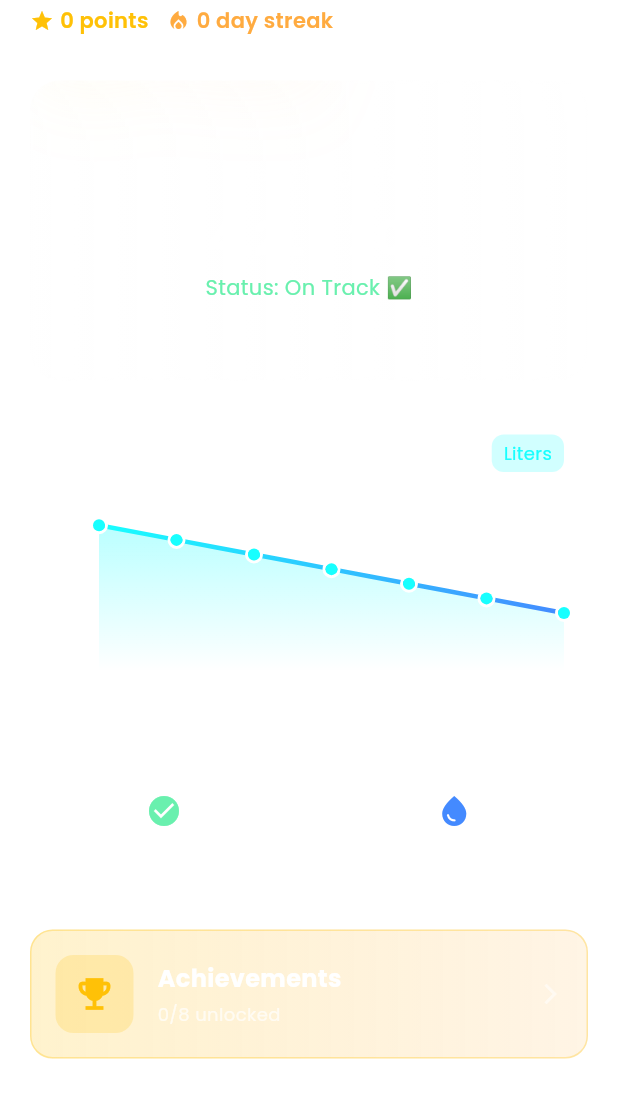
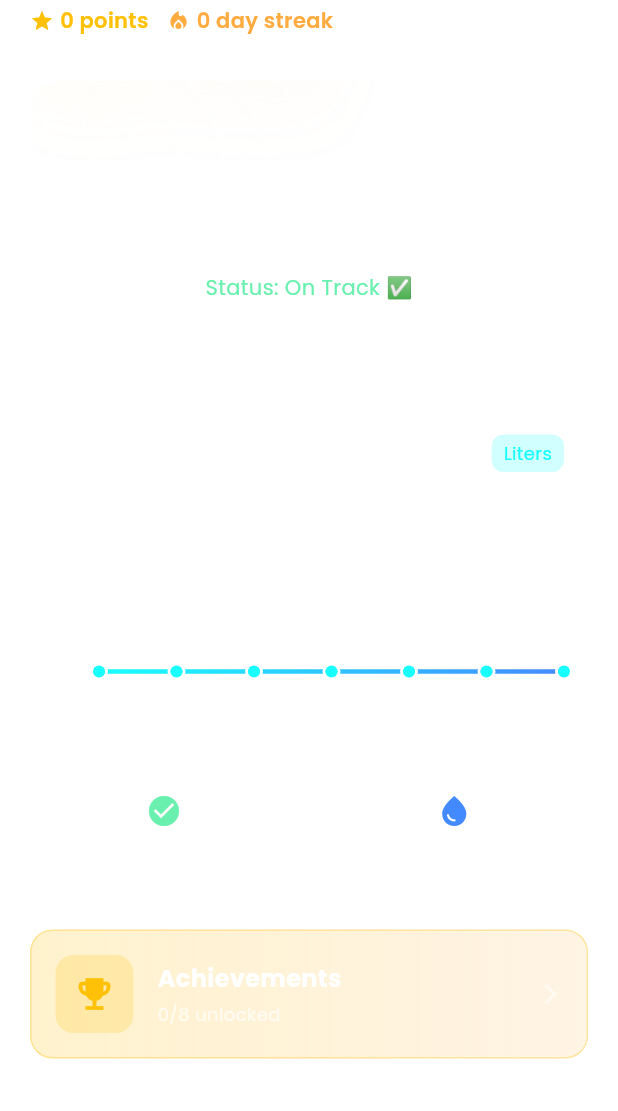
Before and after one commit to nouhailaaziki/HydroSmart, a Flutter app: the HydrosmartDashboard screen opened directly, on a phone screen of 412 x 824 dp, the part 125-1236 px from its top. Run offline on Flutter 3.47's test engine with Material 3 defaults, Android fonts, the phone set to English and light mode, and no system bars; drawn by our look-alikes of fl_chart, glassmorphism; our stand-ins replace flutter_dotenv, flutter_local_notifications, flutter_markdown, google_fonts, hive, hive_flutter and 1 more; accounts and stored records are empty.

Commit message:
Fix critical UI overflow, async errors, theming, localization, and data calculation issues

```diff
--- a/lib/dashboard_screen.dart
+++ b/lib/dashboard_screen.dart
@@ -5,6 +5,7 @@ import 'package:fl_chart/fl_chart.dart';
 import 'package:provider/provider.dart';
 import 'providers/water_provider.dart';
 import 'providers/auth_provider.dart';
+import 'models/challenge_model.dart';
 import 'screens/achievements_screen.dart';
 
 class HydrosmartDashboard extends StatelessWidget {
@@ -85,6 +86,33 @@ class HydrosmartDashboard extends StatelessWidget {
     // Access the live data
     final waterData = Provider.of<WaterProvider>(context);
 
+    // Calculate current period consumption from meter readings
+    double currentPeriodConsumption = 0.0;
+    String periodLabel = "Weekly Progress";
+
+    if (waterData.currentChallenge != null && waterData.currentChallenge!.isActive) {
+      // Use challenge-based progress
+      final challenge = waterData.currentChallenge!;
+      currentPeriodConsumption = waterData.meterReadings
+          .where((r) => r.timestamp.isAfter(challenge.startDate))
+          .map((r) => r.dailyConsumption ?? 0.0)
+          .fold(0.0, (sum, consumption) => sum + consumption);
+
+      periodLabel = challenge.type == ChallengeType.weekly
+          ? "Weekly Progress"
+          : "Monthly Progress";
+    } else {
+      // Fallback to weekly calculation
+      final weekAgo = DateTime.now().subtract(const Duration(days: 7));
+      currentPeriodConsumption = waterData.meterReadings
+          .where((r) => r.timestamp.isAfter(weekAgo))
+          .map((r) => r.dailyConsumption ?? 0.0)
+          .fold(0.0, (sum, consumption) => sum + consumption);
+    }
+
+    final goal = waterData.currentChallenge?.targetConsumption ?? waterData.weeklyGoal;
+    final isOverLimit = currentPeriodConsumption > goal;
+
     return GlassmorphicContainer(
       width: MediaQuery.of(context).size.width - 40,
       height: 200,
@@ -97,16 +125,16 @@ class HydrosmartDashboard extends StatelessWidget {
       child: Column(
         mainAxisAlignment: MainAxisAlignment.center,
         children: [
-          Text("Weekly Progress", style: GoogleFonts.poppins(color: Colors.white)),
+          Text(periodLabel, style: GoogleFonts.poppins(color: Colors.white)),
           SizedBox(height: 10),
           Text(
-              "${waterData.currentUsage.toStringAsFixed(1)}L / ${waterData.weeklyGoal.toInt()}L",
+              "${currentPeriodConsumption.toStringAsFixed(1)}L / ${goal.toStringAsFixed(0)}L",
               style: GoogleFonts.poppins(color: Colors.white, fontSize: 32, fontWeight: FontWeight.bold)
           ),
           Text(
-              waterData.currentUsage > waterData.weeklyGoal ? "Over Limit! ⚠️" : "Status: On Track ✅",
+              isOverLimit ? "Over Limit! ⚠️" : "Status: On Track ✅",
               style: GoogleFonts.poppins(
-                  color: waterData.currentUsage > waterData.weeklyGoal ? Colors.redAccent : Colors.greenAccent
+                  color: isOverLimit ? Colors.redAccent : Colors.greenAccent
               )
           ),
         ],
--- a/lib/l10n/app_localizations.dart
+++ b/lib/l10n/app_localizations.dart
@@ -407,3 +407,20 @@ class AppLocalizations {
   String get goodEvening => translate('good_evening');
   String get goodNight => translate('good_night');
 }
+
+class AppLocalizationsDelegate extends LocalizationsDelegate<AppLocalizations> {
+  const AppLocalizationsDelegate();
+
+  @override
+  bool isSupported(Locale locale) {
+    return ['en', 'ar', 'fr'].contains(locale.languageCode);
+  }
+
+  @override
+  Future<AppLocalizations> load(Locale locale) async {
+    return AppLocalizations(locale.languageCode);
+  }
+
+  @override
+  bool shouldReload(AppLocalizationsDelegate old) => false;
+}
--- a/lib/providers/water_provider.dart
+++ b/lib/providers/water_provider.dart
@@ -81,15 +81,58 @@ class WaterProvider with ChangeNotifier {
   }
 
   void _initializeUsageHistory() {
-    // Initialize with some sample data for the last 7 days
+    _usageHistory = [];
+  }
+
+  /// Get last seven days usage from actual meter readings
+  List<UsageRecord> getLastSevenDays() {
+    if (_meterReadings.isEmpty) {
+      final now = DateTime.now();
+      return List.generate(7, (i) {
+        return UsageRecord(
+          date: now.subtract(Duration(days: 6 - i)),
+          usage: 0.0,
+          goal: _weeklyGoal / 7,
+        );
+      });
+    }
+
     final now = DateTime.now();
+    final sevenDaysAgo = now.subtract(const Duration(days: 7));
+
+    final recentReadings = _meterReadings
+        .where((r) => r.timestamp.isAfter(sevenDaysAgo))
+        .toList();
+
+    final Map<String, double> dailyUsage = {};
+
+    for (var i = 0; i < recentReadings.length; i++) {
+      final reading = recentReadings[i];
+      final dateKey = _getDateKey(reading.timestamp);
+
+      if (reading.dailyConsumption != null) {
+        dailyUsage[dateKey] = (dailyUsage[dateKey] ?? 0.0) + reading.dailyConsumption!;
+      }
+    }
+
+    final records = <UsageRecord>[];
     for (int i = 6; i >= 0; i--) {
-      _usageHistory.add(UsageRecord(
-        date: now.subtract(Duration(days: i)),
-        usage: 2.0 + (i * 0.5),
-        goal: 3.0,
+      final date = now.subtract(Duration(days: i));
+      final dateKey = _getDateKey(date);
+      final usage = dailyUsage[dateKey] ?? 0.0;
+
+      records.add(UsageRecord(
+        date: date,
+        usage: usage,
+        goal: _weeklyGoal / 7,
       ));
     }
+
+    return records;
+  }
+
+  String _getDateKey(DateTime date) {
+    return '${date.year}-${date.month.toString().padLeft(2, '0')}-${date.day.toString().padLeft(2, '0')}';
   }
 
   void updateGoal(double newGoal) {
@@ -119,7 +162,6 @@ class WaterProvider with ChangeNotifier {
     }
   }
 
-  // Vacation Mode Detection
   void _trackDailyReading(double reading) {
     final now = DateTime.now();
     final today = DateTime(now.year, now.month, now.day);
@@ -142,14 +184,12 @@ class WaterProvider with ChangeNotifier {
           _dailyReadings.length - AppConstants.vacationModeThresholdDays
       );
 
-      // Check if all readings are identical (zero usage)
       final allSame = recentReadings.every(
               (reading) => (reading - recentReadings.first).abs() < 0.1
       );
 
       if (allSame && !_vacationModeActive) {
-        // Vacation mode should be prompted
-        // This will be handled by the UI
+        enableVacationMode();
       }
     }
   }
@@ -164,7 +204,6 @@ class WaterProvider with ChangeNotifier {
     notifyListeners();
   }
 
-  // Points System
   void addPoints(int points) {
     _totalPoints += points;
     notifyListeners();
@@ -199,8 +238,6 @@ class WaterProvider with ChangeNotifier {
   void recordWeeklyGoalCompletion() {
     addPoints(AppConstants.pointsPerWeeklyGoal);
     _unlockAchievement('water_warrior');
-
-    // Reduce next week's goal by 5-10%
     _adjustGoalAfterSuccess();
     notifyListeners();
   }
@@ -248,14 +285,8 @@ class WaterProvider with ChangeNotifier {
     notifyListeners();
   }
 
-  List<UsageRecord> getLastSevenDays() {
-    if (_usageHistory.length < 7) return _usageHistory;
-    return _usageHistory.sublist(_usageHistory.length - 7);
-  }
+  // ========== ONBOARDING & CHALLENGES ==========
 
-  // ========== NEW METHODS FOR ONBOARDING & CHALLENGES ==========
-
-  /// Initialize provider with Hive boxes
   Future<void> initialize() async {
     _readingsBox = await Hive.openBox('meter_readings');
     _challengeBox = await Hive.openBox('challenges');
@@ -266,11 +297,9 @@ class WaterProvider with ChangeNotifier {
     await _loadUserSettings();
     await _notificationService.initialize();
 
-    // Check for inactive user on app open
     await _checkForInactivity();
   }
 
-  /// Load meter readings from storage
   Future<void> _loadMeterReadings() async {
     final readings = _readingsBox?.values.toList() ?? [];
     _meterReadings = readings
@@ -279,7 +308,6 @@ class WaterProvider with ChangeNotifier {
     _meterReadings.sort((a, b) => a.timestamp.compareTo(b.timestamp));
   }
 
-  /// Load current challenge from storage
   Future<void> _loadCurrentChallenge() async {
     final challengeData = _challengeBox?.get('current_challenge');
     if (challengeData != null) {
@@ -287,7 +315,6 @@ class WaterProvider with ChangeNotifier {
     }
   }
 
-  /// Load user settings from storage
   Future<void> _loadUserSettings() async {
     final settingsData = _settingsBox?.get('settings');
     if (settingsData != null) {
@@ -297,36 +324,30 @@ class WaterProvider with ChangeNotifier {
     }
   }
 
-  /// Save meter reading
   Future<void> _saveMeterReading(WaterMeterReading reading) async {
     await _readingsBox?.put(reading.id, reading.toMap());
   }
 
-  /// Save current challenge
   Future<void> _saveCurrentChallenge() async {
     if (_currentChallenge != null) {
       await _challengeBox?.put('current_challenge', _currentChallenge!.toMap());
     }
   }
 
-  /// Save user settings
   Future<void> _saveUserSettings() async {
     if (_userSettings != null) {
       await _settingsBox?.put('settings', _userSettings!.toMap());
     }
   }
 
-  /// Add a meter reading
   Future<void> addMeterReading(double meterValue) async {
     final now = DateTime.now();
     double? dailyConsumption;
 
-    // Calculate daily consumption if we have a previous reading
     if (_meterReadings.isNotEmpty) {
       final lastReading = _meterReadings.last;
       dailyConsumption = meterValue - lastReading.meterValue;
 
-      // Validate the reading
       final validation = DataRecalculationService.validateMeterReading(
         newReading: meterValue,
         previousReading: lastReading.meterValue,
@@ -349,17 +370,13 @@ class WaterProvider with ChangeNotifier {
     _meterReadings.add(reading);
     await _saveMeterReading(reading);
 
-    // Update last reading date in settings
     _userSettings = _userSettings?.copyWith(lastReadingDate: now);
     await _saveUserSettings();
 
-    // Check challenge progress
     await _checkChallengeProgress();
-
     notifyListeners();
   }
 
-  /// Set initial meter reading (during onboarding)
   Future<void> setInitialMeterReading(double meterValue) async {
     final now = DateTime.now();
     final reading = WaterMeterReading(
@@ -376,11 +393,9 @@ class WaterProvider with ChangeNotifier {
       lastReadingDate: now,
     );
     await _saveUserSettings();
-
     notifyListeners();
   }
 
-  /// Set notification time
   Future<void> setNotificationTime(TimeOfDay time) async {
     _userSettings = _userSettings?.copyWith(
       notificationHour: time.hour,
@@ -388,22 +403,16 @@ class WaterProvider with ChangeNotifier {
     );
     await _saveUserSettings();
 
-    // Schedule the notification
     if (_notificationsEnabled) {
       await _notificationService.scheduleDailyMeterReading(time: time);
     }
-
     notifyListeners();
   }
 
-  /// Update household members
   Future<void> updateHouseholdMembers(List<HouseholdMember> members) async {
     _householdMembers = members;
-
-    // Record household change for data integrity
     DataRecalculationService.recordHouseholdChange(members);
 
-    // Recalculate current challenge if active
     if (_currentChallenge != null && _currentChallenge!.isActive) {
       _currentChallenge = DataRecalculationService.recalculateChallenge(
         _currentChallenge!,
@@ -411,11 +420,9 @@ class WaterProvider with ChangeNotifier {
       );
       await _saveCurrentChallenge();
     }
-
     notifyListeners();
   }
 
-  /// Start a new challenge
   Future<void> startChallenge(ChallengeType type) async {
     if (_householdMembers.isEmpty) {
       throw Exception('Please set up your household first');
@@ -433,20 +440,16 @@ class WaterProvider with ChangeNotifier {
     notifyListeners();
   }
 
-  /// Complete current challenge and start a new progressive one
   Future<void> completeCurrentChallenge() async {
     if (_currentChallenge == null || !_currentChallenge!.isActive) {
       return;
     }
 
-    // Mark as completed
     _currentChallenge = ChallengeService.completeChallenge(_currentChallenge!);
     await _saveCurrentChallenge();
 
-    // Award points
     addPoints(AppConstants.pointsPerWeeklyGoal * 2);
 
-    // Create progressive challenge
     _currentChallenge = ChallengeService.createProgressiveChallenge(
       previousChallenge: _currentChallenge!,
       householdMembers: _householdMembers,
@@ -456,7 +459,28 @@ class WaterProvider with ChangeNotifier {
     notifyListeners();
   }
 
-  /// Pause current challenge
+  Future<void> failCurrentChallenge() async {
+    if (_currentChallenge == null || !_currentChallenge!.isActive) {
+      return;
+    }
+
+    final failedChallenge = _currentChallenge!;
+    _currentChallenge = ChallengeService.completeChallenge(failedChallenge).copyWith(
+      isCompleted: false,
+    );
+    await _saveCurrentChallenge();
+
+    _currentChallenge = ChallengeService.createChallenge(
+      type: failedChallenge.type,
+      householdMembers: _householdMembers,
+      customReduction: failedChallenge.reductionPercentage,
+      previousCompletions: failedChallenge.completionCount,
+    );
+
+    await _saveCurrentChallenge();
+    notifyListeners();
+  }
+
   Future<void> pauseChallenge() async {
     if (_currentChallenge == null || !_currentChallenge!.isActive) {
       return;
@@ -465,17 +489,14 @@ class WaterProvider with ChangeNotifier {
     _currentChallenge = ChallengeService.pauseChallenge(_currentChallenge!);
     await _saveCurrentChallenge();
 
-    // Switch to motivational notifications
     if (_userSettings != null) {
       await _notificationService.scheduleMotivationalNotification(
         time: _userSettings!.notificationTime,
       );
     }
-
     notifyListeners();
   }
 
-  /// Resume paused challenge
   Future<void> resumeChallenge() async {
     if (_currentChallenge == null || !_currentChallenge!.isPaused) {
       return;
@@ -484,17 +505,14 @@ class WaterProvider with ChangeNotifier {
     _currentChallenge = ChallengeService.resumeChallenge(_currentChallenge!);
     await _saveCurrentChallenge();
 
-    // Switch back to meter reading notifications
     if (_userSettings != null) {
       await _notificationService.scheduleDailyMeterReading(
         time: _userSettings!.notificationTime,
       );
     }
-
     notifyListeners();
   }
 
-  /// Check challenge progress after adding a reading
   Future<void> _checkChallengeProgress() async {
     if (_currentChallenge == null ||
         !_currentChallenge!.isActive ||
@@ -502,16 +520,22 @@ class WaterProvider with ChangeNotifier {
       return;
     }
 
-    // Calculate consumption for challenge period
+    if (_currentChallenge!.endDate == null) return;
+
+    final now = DateTime.now();
+    if (now.isBefore(_currentChallenge!.endDate!)) {
+      return;
+    }
+
     final consumption = _calculateChallengeConsumption();
 
-    // Check if challenge should be auto-completed
-    if (ChallengeService.shouldAutoComplete(_currentChallenge!, consumption)) {
+    if (consumption <= _currentChallenge!.targetConsumption) {
       await completeCurrentChallenge();
+    } else {
+      await failCurrentChallenge();
     }
   }
 
-  /// Calculate consumption for current challenge period
   double _calculateChallengeConsumption() {
     if (_currentChallenge == null || _meterReadings.length < 2) {
       return 0.0;
@@ -529,7 +553,6 @@ class WaterProvider with ChangeNotifier {
         .reduce((a, b) => a + b);
   }
 
-  /// Check for inactive user (gap in app usage)
   Future<void> _checkForInactivity() async {
     if (_userSettings?.lastAppOpenDate == null) {
       _userSettings = _userSettings?.copyWith(lastAppOpenDate: DateTime.now());
@@ -540,24 +563,19 @@ class WaterProvider with ChangeNotifier {
     final daysSinceLastOpen =
         DateTime.now().difference(_userSettings!.lastAppOpenDate!).inDays;
 
-    // Update last app open date
     _userSettings = _userSettings?.copyWith(lastAppOpenDate: DateTime.now());
     await _saveUserSettings();
 
-    // If more than 1 day gap, user needs to provide catch-up data
     if (daysSinceLastOpen > 1) {
-      // This will be handled by UI showing WelcomeBackScreen
       debugPrint('User inactive for $daysSinceLastOpen days');
     }
   }
 
-  /// Get days since last app open
   int getDaysSinceLastOpen() {
     if (_userSettings?.lastAppOpenDate == null) return 0;
     return DateTime.now().difference(_userSettings!.lastAppOpenDate!).inDays;
   }
 
-  /// Handle gap in readings (when user was inactive)
   Future<void> handleReadingGap({
     required double currentMeterValue,
     bool markAsAway = false,
@@ -571,7 +589,6 @@ class WaterProvider with ChangeNotifier {
     final gapDays = DateTime.now().difference(lastReading.timestamp).inDays;
 
     if (gapDays <= 1) {
-      // No significant gap
       await addMeterReading(currentMeterValue);
       return;
     }
@@ -579,13 +596,11 @@ class WaterProvider with ChangeNotifier {
     final totalConsumption = currentMeterValue - lastReading.meterValue;
 
     if (markAsAway) {
-      // Pause challenge during this period
       if (_currentChallenge != null && _currentChallenge!.isActive) {
         await pauseChallenge();
       }
     }
 
-    // Distribute consumption across gap days
     final distributedReadings = DataRecalculationService.distributeGapConsumption(
       totalConsumption: totalConsumption,
       startDate: lastReading.timestamp,
@@ -593,7 +608,6 @@ class WaterProvider with ChangeNotifier {
       lastMeterValue: lastReading.meterValue,
     );
 
-    // Save distributed readings
     for (var reading in distributedReadings) {
       _meterReadings.add(reading);
       await _saveMeterReading(reading);
@@ -602,17 +616,14 @@ class WaterProvider with ChangeNotifier {
     notifyListeners();
   }
 
-  /// Get household water profile
   Map<String, dynamic> getHouseholdProfile() {
     return ConsumptionEstimationService.getHouseholdProfile(_householdMembers);
   }
 
-  /// Get estimated daily consumption
   double getEstimatedDailyConsumption() {
     return ConsumptionEstimationService.estimateDailyConsumption(_householdMembers);
   }
 
-  /// Get challenge progress percentage
   double getChallengeProgress() {
     if (_currentChallenge == null || !_currentChallenge!.isActive) {
       return 0.0;
@@ -621,13 +632,11 @@ class WaterProvider with ChangeNotifier {
     final consumption = _calculateChallengeConsumption();
     final target = _currentChallenge!.targetConsumption;
 
-    // Guard against division by zero
     if (target == 0.0) return 0.0;
 
     return (consumption / target).clamp(0.0, 1.0);
   }
 
-  /// Clear all data (for testing or reset)
   Future<void> clearAllData() async {
     await _readingsBox?.clear();
     await _challengeBox?.clear();
--- a/lib/screens/onboarding/onboarding_challenge_screen.dart
+++ b/lib/screens/onboarding/onboarding_challenge_screen.dart
@@ -67,8 +67,9 @@ class _OnboardingChallengeScreenState extends State<OnboardingChallengeScreen> {
                     color: Colors.white.withOpacity(0.7),
                   ),
                 ),
-                const SizedBox(height: 48),
+                const SizedBox(height: 24),
                 Expanded(
+                  child: SingleChildScrollView(
                     child: Column(
                       children: [
                         _buildChallengeCard(
@@ -125,9 +126,12 @@ class _OnboardingChallengeScreenState extends State<OnboardingChallengeScreen> {
                             ],
                           ),
                         ),
+                        const SizedBox(height: 16),
                       ],
                     ),
                   ),
+                ),
+                const SizedBox(height: 16),
                 SizedBox(
                   width: double.infinity,
                   height: 56,
```
Also changed, not shown: lib/main.dart (+19 -1 lines), lib/providers/theme_provider.dart (added, +39 -0 lines), lib/screens/onboarding/onboarding_flow_screen.dart (+43 -5 lines), lib/settings_screen.dart (+4 -6 lines), lib/theme/app_theme.dart (+82 -0 lines). Lines whose indentation alone changed are shown as unchanged.
